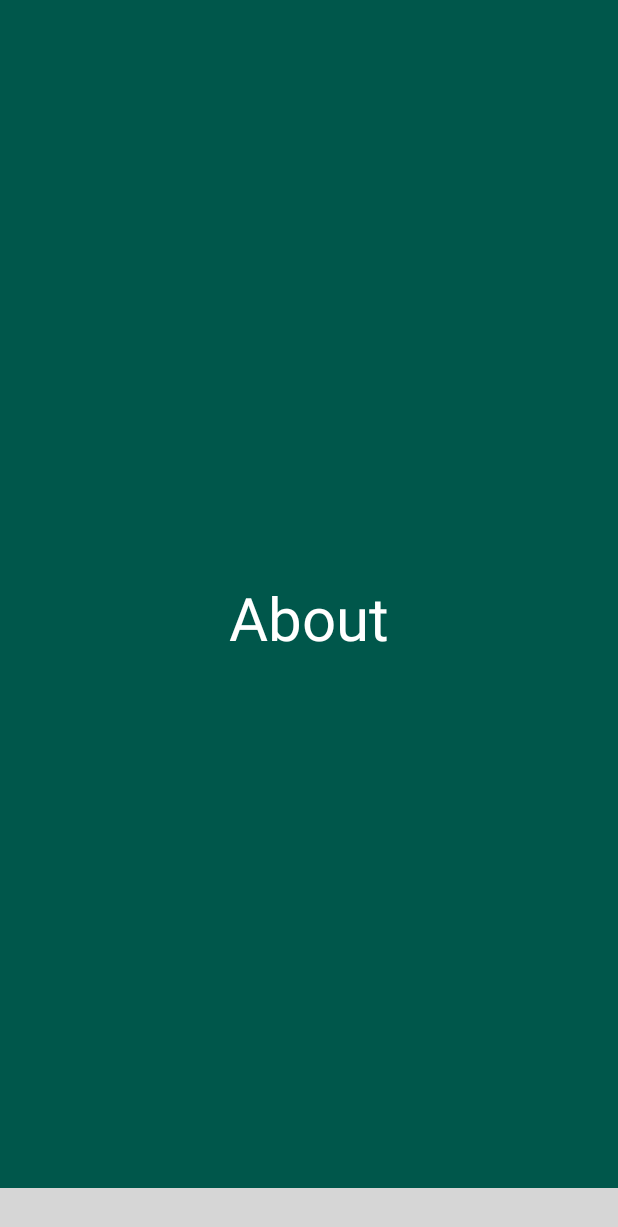
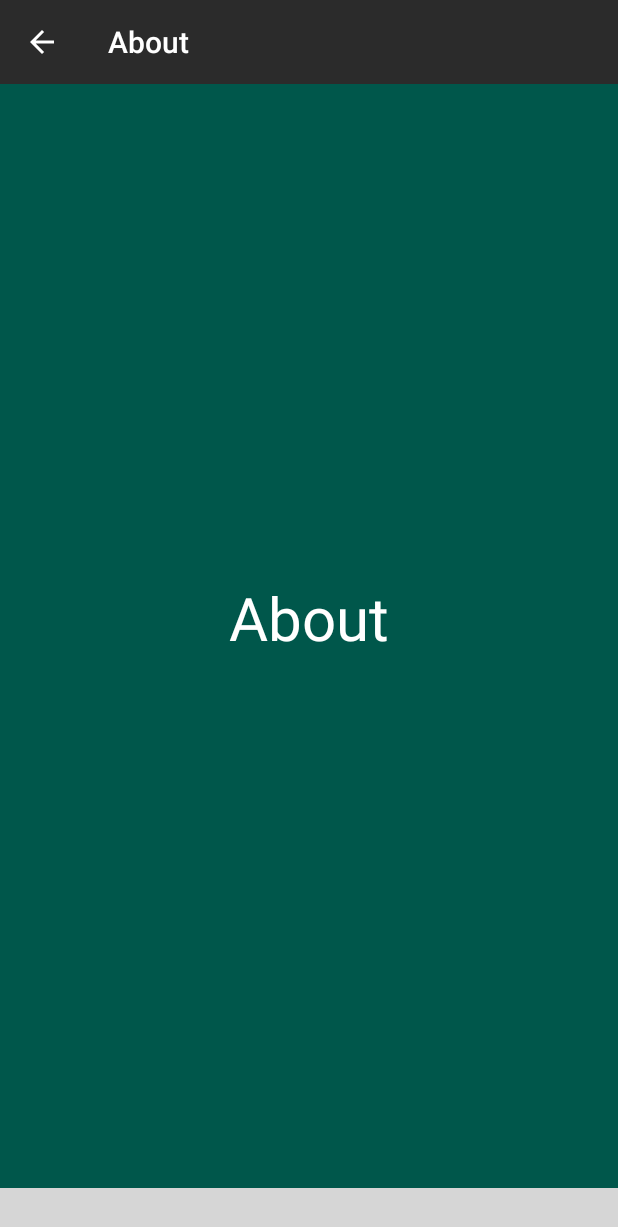
Before and after one commit to mr-pramod-98/street-dancer-beta1.0, an Android app: the fragment AboutFragment placed in its activity, on a phone screen of 412 x 824 dp. Shown: the top 1227 px of the screen. Run offline under Robolectric (Android 15) with nearby library versions, the phone set to English and light mode, and no system bars; libraries missing offline, so code that uses them is left out: com.luseen.spacenavigation; plain views replace SpaceNavigationView; 8 statements that could not run were skipped; grey boxes are pictures that could not be loaded.

Commit message:
added toolbar

```diff
--- a/app/src/main/java/com/example/street_dancer_beta10/Segments/Profile/MenuFragments/AboutFragment.java
+++ b/app/src/main/java/com/example/street_dancer_beta10/Segments/Profile/MenuFragments/AboutFragment.java
@@ -5,11 +5,14 @@ import android.view.LayoutInflater;
 import android.view.View;
 import android.view.ViewGroup;
 
+import androidx.appcompat.widget.Toolbar;
 import androidx.fragment.app.Fragment;
 
 import com.example.street_dancer_beta10.R;
 
 public class AboutFragment extends Fragment {
+
+    private Toolbar toolbar;
 
     @Override
     public void onCreate(Bundle savedInstanceState) {
@@ -17,9 +20,20 @@ public class AboutFragment extends Fragment {
     }
 
     @Override
-    public View onCreateView(LayoutInflater inflater, ViewGroup container,
-                             Bundle savedInstanceState) {
+    public View onCreateView(LayoutInflater inflater, ViewGroup container, Bundle savedInstanceState) {
         // Inflate the layout for this fragment
-        return inflater.inflate(R.layout.fragment_menu_about, container, false);
+        View view = inflater.inflate(R.layout.fragment_menu_about, container, false);
+
+        toolbar = view.findViewById(R.id.toolbar_menu_about);
+
+        // TO HANDEL BACK BUTTON PRESS IN THE TOOLBAR
+        toolbar.setNavigationOnClickListener(new View.OnClickListener() {
+            @Override
+            public void onClick(View view) {
+                getActivity().onBackPressed();
+            }
+        });
+
+        return view;
     }
 }
--- a/app/src/main/res/layout/fragment_menu_about.xml
+++ b/app/src/main/res/layout/fragment_menu_about.xml
@@ -1,9 +1,20 @@
 <?xml version="1.0" encoding="utf-8"?>
-<RelativeLayout
-    xmlns:android="http://schemas.android.com/apk/res/android"
+<RelativeLayout xmlns:android="http://schemas.android.com/apk/res/android"
     android:layout_width="match_parent"
     android:layout_height="match_parent"
+    xmlns:app="http://schemas.android.com/apk/res-auto"
     android:background="@color/colorPrimaryDark">
+
+    <androidx.appcompat.widget.Toolbar
+        android:id="@+id/toolbar_menu_about"
+        android:layout_width="match_parent"
+        android:layout_height="?attr/actionBarSize"
+        app:navigationIcon="?attr/homeAsUpIndicator"
+        android:background="@color/toolbar_background"
+        app:titleTextColor="#FFF"
+        style="@style/ToolbarTheme"
+        android:theme="@style/ThemeOverlay.AppCompat.Dark.ActionBar"
+        app:title="About" />
 
     <TextView
         android:layout_width="wrap_content"
```
Also changed, not shown: app/src/main/java/com/example/street_dancer_beta10/Segments/Profile/MenuFragments/HelpFragment.java (+17 -3 lines), app/src/main/java/com/example/street_dancer_beta10/Segments/Profile/MenuFragments/PrivacyFragment.java (+17 -3 lines), app/src/main/java/com/example/street_dancer_beta10/Segments/Profile/MenuFragments/SavedFragment.java (+16 -1 lines), app/src/main/java/com/example/street_dancer_beta10/Segments/Profile/MenuFragments/SecurityFragment.java (+17 -3 lines), app/src/main/res/layout/fragment_menu_help.xml (+13 -2 lines), app/src/main/res/layout/fragment_menu_privacy.xml (+13 -2 lines), app/src/main/res/layout/fragment_menu_save.xml (+13 -2 lines), app/src/main/res/layout/fragment_menu_security.xml (+13 -2 lines).
